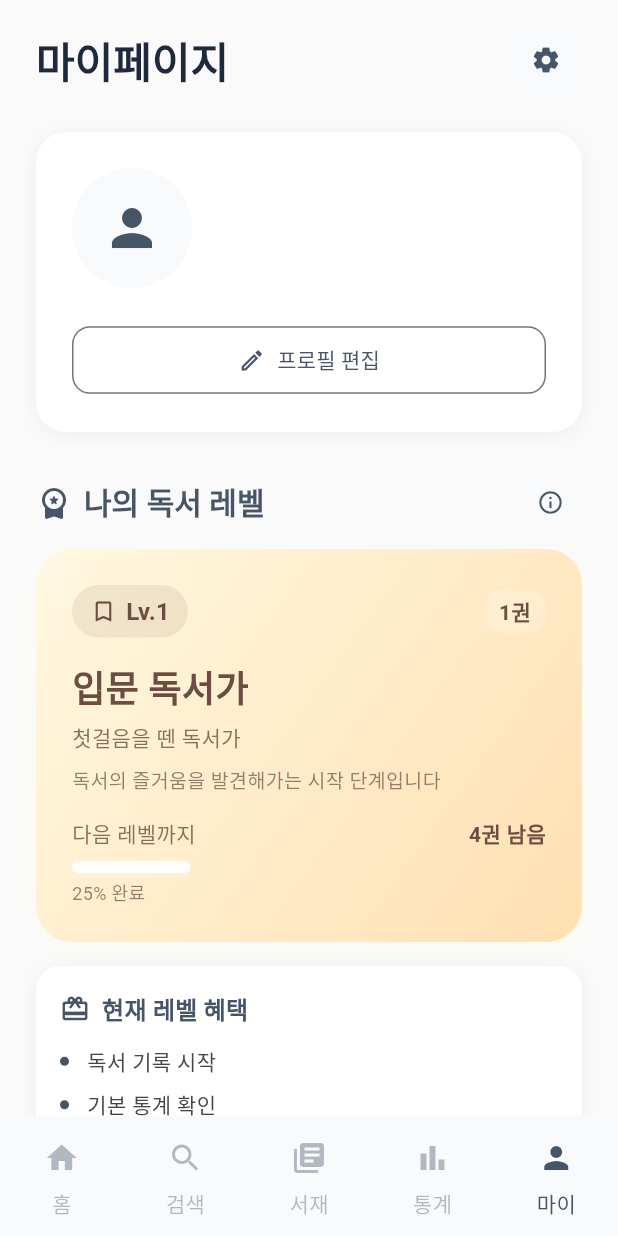
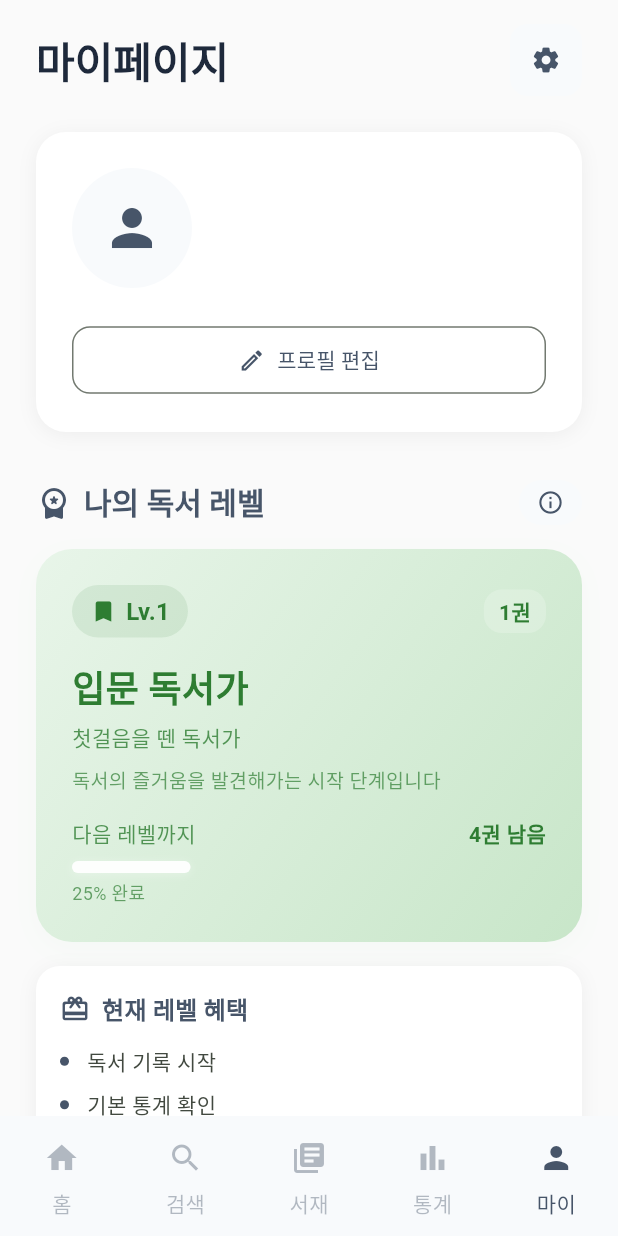
Before and after one commit to Jun-Jinu/read_tone_app, a Flutter app: the MyPageScreen screen opened by its route, on a phone screen of 412 x 824 dp. Run offline on Flutter 3.47's test engine with Material 3 defaults, Android fonts, the phone set to English and light mode, and no system bars; our stand-ins replace cloud_firestore, dartz, dio, equatable, firebase_auth, firebase_core and 11 more; accounts and stored records are empty; network calls fail.

Commit message:
style: 레벨업 텍스트 이모티콘 삭제

```diff
--- a/lib/core/constants/reading_level_constants.dart
+++ b/lib/core/constants/reading_level_constants.dart
@@ -10,11 +10,18 @@ class ReadingLevelConstants {
       'title': '입문 독서가',
       'subtitle': '첫걸음을 뗀 독서가',
       'description': '독서의 즐거움을 발견해가는 시작 단계입니다',
-      'color': Color(0xFFFFF8E1), // Soft cream
-      'accentColor': Color(0xFFFFE0B2),
-      'textColor': Color(0xFF6D4C41),
-      'icon': Icons.bookmark_border_outlined,
-      'gradient': [Color(0xFFFFF8E1), Color(0xFFFFE0B2)],
+
+      'color': Color(0xFFE8F5E9), // Mint pastel
+      'accentColor': Color(0xFFC8E6C9),
+
+      'textColor': Color(0xFF2E7D32),
+      'icon': Icons.bookmark_outlined,
+      'gradient': [Color(0xFFE8F5E9), Color(0xFFC8E6C9)],
+      // 'color': Color(0xFFFFF8E1), // Soft cream
+      // 'accentColor': Color(0xFFFFE0B2),
+      // 'textColor': Color(0xFF6D4C41),
+      // 'icon': Icons.bookmark_border_outlined,
+      // 'gradient': [Color(0xFFFFF8E1), Color(0xFFFFE0B2)],
     },
     2: {
       'minBooks': 5,
@@ -139,19 +146,19 @@ class ReadingLevelConstants {
 
     switch (newLevel) {
       case 2:
-        return '🌱 축하합니다! "$title" 단계에 도달했어요!\n독서 습관이 자리잡고 있네요!';
+        return '축하합니다! "$title" 단계에 도달했어요!\n독서 습관이 자리잡고 있네요!';
       case 3:
-        return '🌊 멋져요! "$title" 단계입니다!\n꾸준한 독서로 안정적인 리듬을 찾았어요!';
+        return '멋져요! "$title" 단계입니다!\n꾸준한 독서로 안정적인 리듬을 찾았어요!';
       case 4:
-        return '🔥 대단해요! "$title" 단계에 진입했어요!\n독서에 완전히 몰입하고 계시네요!';
+        return '대단해요! "$title" 단계에 진입했어요!\n독서에 완전히 몰입하고 계시네요!';
       case 5:
-        return '🍷 훌륭합니다! "$title" 단계입니다!\n지식의 깊이를 탐구하는 진정한 독서가예요!';
+        return '훌륭합니다! "$title" 단계입니다!\n지식의 깊이를 탐구하는 진정한 독서가예요!';
       case 6:
-        return '🌌 놀라워요! "$title" 단계에 도달했어요!\n성숙한 지적 안목을 갖추셨네요!';
+        return '놀라워요! "$title" 단계에 도달했어요!\n성숙한 지적 안목을 갖추셨네요!';
       case 7:
-        return '👑 축하합니다! "$title"가 되셨어요!\n독서의 모든 영역을 마스터한 진정한 달인입니다!';
+        return '축하합니다! "$title"가 되셨어요!\n독서의 모든 영역을 마스터한 진정한 달인입니다!';
       default:
-        return '📚 축하합니다! "$title" 단계에 도달했어요!';
+        return '축하합니다! "$title" 단계에 도달했어요!';
     }
   }
 
```
